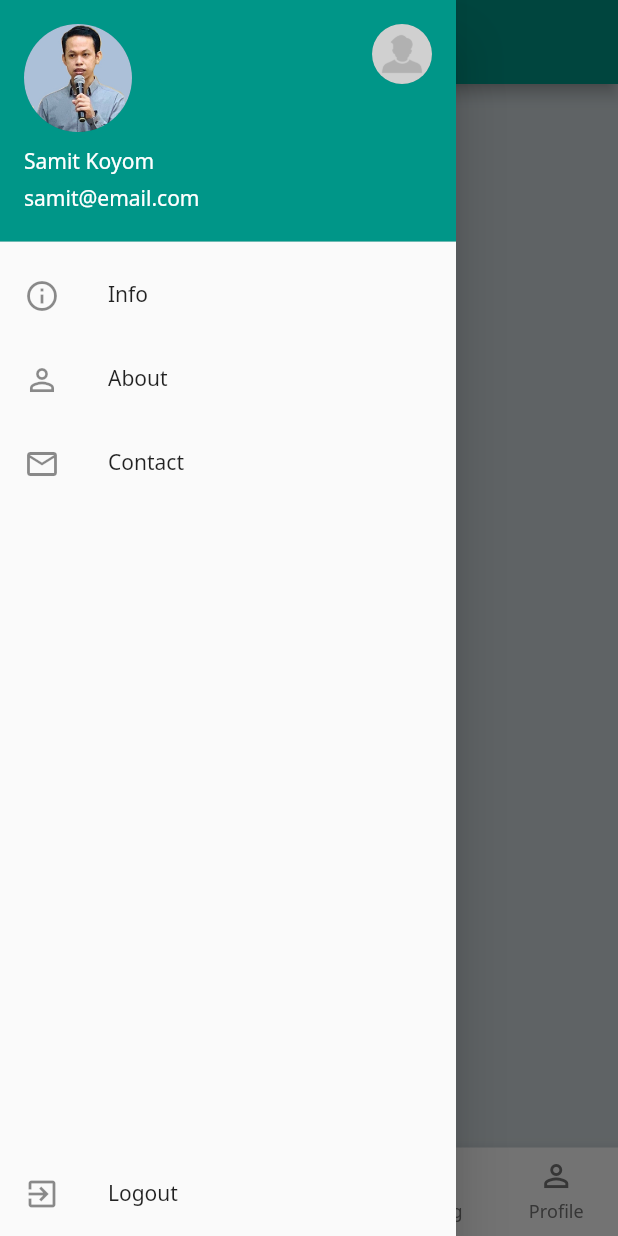
After one commit to sanyachokedee/flutter_node_store-1, a Flutter app: the DashboardScreen screen opened by its route, item 2 of the bottom bar chosen, with the side drawer open, on a phone screen of 412 x 824 dp. The commit adds this screen. Run offline on Flutter 3.47's test engine with Material 3 defaults, Android fonts, the phone set to English and light mode, and no system bars; our stand-ins replace connectivity_plus, dio, introduction_screen, logger, shared_preferences; accounts and stored records are empty; network calls fail.

Commit message:
finished for day4

```diff
--- a/lib/app_router.dart
+++ b/lib/app_router.dart
@@ -1,5 +1,9 @@
 // ignore_for_file: prefer_const_constructors
 
+import 'package:flutter_node_store/screens/dashboard/dashboard_screen.dart';
+import 'package:flutter_node_store/screens/drawerpage/about_screen.dart';
+import 'package:flutter_node_store/screens/drawerpage/contact_screen.dart';
+import 'package:flutter_node_store/screens/drawerpage/info_screen.dart';
 import 'package:flutter_node_store/screens/forgotpassword/forgot_password_screen.dart';
 import 'package:flutter_node_store/screens/login/login_screen.dart';
 import 'package:flutter_node_store/screens/register/register_screen.dart';
@@ -12,6 +16,10 @@ class AppRouter {
   static const String login = 'login';
   static const String register = 'register';
   static const String forgotPassword = 'forgotPassword';
+  static const String dashboard = 'dashboard';
+  static const String info = 'info';
+  static const String about = 'about';
+  static const String contact = 'contact';
 
   // Router Map
   static get routes => {
@@ -19,6 +27,10 @@ class AppRouter {
     login: (context) => LoginScreen(),
     register: (context) => RegisterScreen(),
     forgotPassword: (context) => ForgotPasswordScreen(),
+    dashboard: (context) => DashboardScreen(),
+    info: (context) => InfoScreen(),
+    about: (context) => AboutScreen(),
+    contact: (context) => ContactScreen(),
   };
 
 }
--- a/lib/main.dart
+++ b/lib/main.dart
@@ -20,8 +20,10 @@ void main() async {
   // เรียกใช้ SharedPreferences
   await Utility.initSharedPrefs();
 
-  // ตรวจสอบว่าเคยแสดง Intro แล้วหรือยัง
-  if(Utility.getSharedPreference('welcomeStatus') == true) {
+  // ถ้าเคย Login แล้ว ให้ไปยังหน้า Dashboard
+  if(Utility.getSharedPreference('loginStatus') == true){
+    initialRoute = AppRouter.dashboard;
+  } else if(Utility.getSharedPreference('welcomeStatus') == true) {
     // ถ้าเคยแสดง Intro แล้ว ให้ไปยังหน้า Login
     initialRoute = AppRouter.login;
   } else {
--- /dev/null
+++ b/lib/screens/bottomnavpage/report_screen.dart
@@ -0,0 +1,14 @@
+import 'package:flutter/material.dart';
+
+class ReportScreen extends StatelessWidget {
+  const ReportScreen({super.key});
+
+  @override
+  Widget build(BuildContext context) {
+    return const Scaffold(
+      body: Center(
+        child: Text('Report Screen'),
+      ),
+    );
+  }
+}
--- /dev/null
+++ b/lib/screens/dashboard/dashboard_screen.dart
@@ -0,0 +1,182 @@
+// ignore_for_file: prefer_const_constructors, prefer_const_literals_to_create_immutables, prefer_final_fields
+
+import 'package:flutter/material.dart';
+import 'package:flutter_node_store/app_router.dart';
+import 'package:flutter_node_store/screens/bottomnavpage/home_screen.dart';
+import 'package:flutter_node_store/screens/bottomnavpage/notification_screen.dart';
+import 'package:flutter_node_store/screens/bottomnavpage/profile_screen.dart';
+import 'package:flutter_node_store/screens/bottomnavpage/report_screen.dart';
+import 'package:flutter_node_store/screens/bottomnavpage/setting_screen.dart';
+import 'package:flutter_node_store/themes/colors.dart';
+import 'package:flutter_node_store/utils/utility.dart';
+// import 'package:flutter_node_store/themes/colors.dart';
+
+class DashboardScreen extends StatefulWidget {
+  const DashboardScreen({super.key});
+
+  @override
+  State<DashboardScreen> createState() => _DashboardScreenState();
+}
+
+class _DashboardScreenState extends State<DashboardScreen> {
+
+  // ส่วนของการสร้าง Bottom Navigation Bar ---------------------------------
+  // สร้างตัวแปรเก็บ title ของแต่ละหน้า
+  String _title = 'Flutter Store';
+
+  // สร้างตัวแปรเก็บ index ของแต่ละหน้า
+  int _currentIndex = 0;
+
+  // สร้าง List ของแต่ละหน้า
+  final List<Widget> _children = [
+    HomeScreen(),
+    ReportScreen(),
+    NotificationScreen(),
+    SettingScreen(),
+    ProfileScreen()
+  ];
+
+  // ฟังก์ขันในการเปลี่ยนหน้า โดยรับค่า index จากการกดที่ bottomNavigationBar
+  void onTabTapped(int index) {
+    setState(
+      () {
+        _currentIndex = index;
+        switch (index) {
+          case 0:
+            _title = 'Home';
+            break;
+          case 1:
+            _title = 'Report';
+            break;
+          case 2:
+            _title = 'Notification';
+            break;
+          case 3:
+            _title = 'Setting';
+            break;
+          case 4:
+            _title = 'Profile';
+            break;
+          default:
+            _title = 'Flutter Store';
+        }
+      },
+    );
+  }
+  // ---------------------------------------------------------------------------
+
+  // Logout function -----------------------------------------------------------
+  _logout() {
+    // Remove token, loginStatus shared preference
+    Utility.removeSharedPreference('token');
+    Utility.removeSharedPreference('loginStatus');
+
+    // Clear all route and push to login screen
+    Navigator.pushNamedAndRemoveUntil(
+      context,
+      AppRouter.login,
+      (route) => false,
+    );
+  }
+  // ---------------------------------------------------------------------------
+
+  @override
+  Widget build(BuildContext context) {
+    return Scaffold(
+      appBar: AppBar(
+        title: Text(_title),
+      ),
+      drawer: Drawer(
+        // backgroundColor: primary,
+        child: Column(
+          children: [
+            ListView(
+              shrinkWrap: true,
+              children: [
+                UserAccountsDrawerHeader(
+                  accountName: Text('Samit Koyom'),
+                  accountEmail: Text('samit@email.com'),
+                  currentAccountPicture: CircleAvatar(
+                    backgroundImage: AssetImage('assets/images/samitk.jpg'),
+                  ),
+                  otherAccountsPictures: [
+                    CircleAvatar(
+                      backgroundImage:
+                          AssetImage('assets/images/noavartar.png'),
+                    ),
+                  ],
+                ),
+                ListTile(
+                  leading: Icon(Icons.info_outline),
+                  title: Text('Info'),
+                  onTap: () {
+                    Navigator.pushNamed(context, AppRouter.info);
+                  },
+                ),
+                ListTile(
+                  leading: Icon(Icons.person_outline),
+                  title: Text('About'),
+                  onTap: () {
+                    Navigator.pushNamed(context, AppRouter.about);
+                  },
+                ),
+                ListTile(
+                  leading: Icon(Icons.email_outlined),
+                  title: Text('Contact'),
+                  onTap: () {
+                    Navigator.pushNamed(context, AppRouter.contact);
+                  },
+                ),
+              ],
+            ),
+            Expanded(
+              child: Column(
+                mainAxisAlignment: MainAxisAlignment.end,
+                children: [
+                  ListTile(
+                    leading: Icon(Icons.exit_to_app_outlined),
+                    title: Text('Logout'),
+                    onTap: _logout,
+                  ),
+                ],
+              ),
+            ),
+          ],
+        ),
+      ),
+      // endDrawer: Drawer(),
+      body: _children[_currentIndex],
+      bottomNavigationBar: BottomNavigationBar(
+        onTap: (value) {
+          onTabTapped(value);
+        },
+        currentIndex: _currentIndex,
+        type: BottomNavigationBarType.fixed,
+        selectedItemColor: primaryDark,
+        unselectedItemColor: secondaryText,
+        items: [
+          BottomNavigationBarItem(
+            icon: Icon(Icons.home_outlined),
+            label: 'Home',
+          ),
+          BottomNavigationBarItem(
+            icon: Icon(Icons.bar_chart_outlined),
+            label: 'Report',
+          ),
+          BottomNavigationBarItem(
+            icon: Icon(Icons.notifications_outlined),
+            label: 'Notification',
+          ),
+          BottomNavigationBarItem(
+            icon: Icon(Icons.settings_outlined),
+            label: 'Setting',
+          ),
+          BottomNavigationBarItem(
+            icon: Icon(Icons.person_outline),
+            label: 'Profile',
+          ),
+        ]
+      ),
+    );
+  }
+}
```
Also changed, not shown: lib/components/image_not_found.dart (added, +29 -0 lines), lib/models/product_model.dart (added, +65 -0 lines), lib/screens/bottomnavpage/home_screen.dart (added, +100 -0 lines), lib/screens/bottomnavpage/notification_screen.dart (added, +14 -0 lines), lib/screens/bottomnavpage/profile_screen.dart (added, +14 -0 lines), lib/screens/bottomnavpage/setting_screen.dart (added, +14 -0 lines), lib/screens/drawerpage/about_screen.dart (added, +17 -0 lines), lib/screens/drawerpage/contact_screen.dart (added, +17 -0 lines), lib/screens/drawerpage/info_screen.dart (added, +17 -0 lines), lib/screens/login/login_form.dart (+12 -2 lines), lib/screens/products/components/product_item.dart (added, +142 -0 lines), lib/services/dio_config.dart (+53 -2 lines), lib/services/rest_api.dart (+26 -11 lines).
